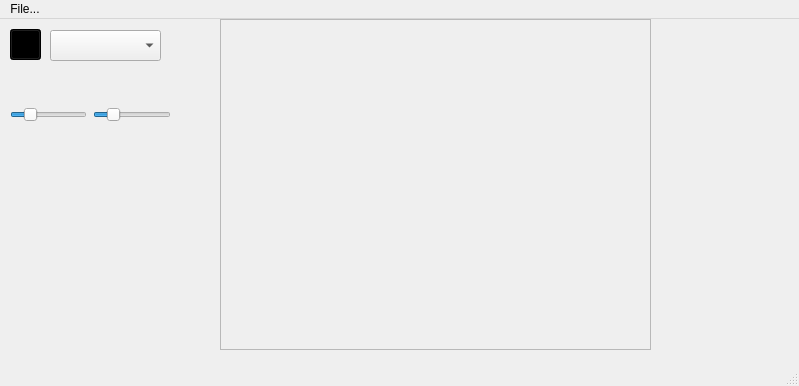
Qt form qt_drawing_app/mainwindow.ui (villuette/drawing_app) before a commit.
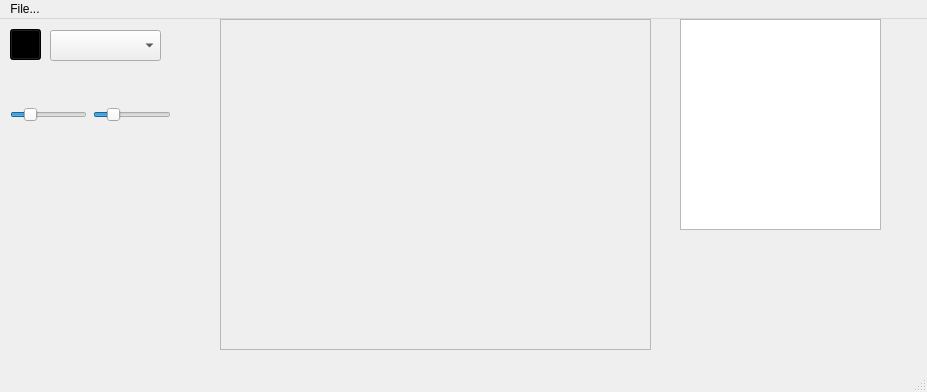
The same form after that commit. Custom widgets are drawn as their Qt base class.

Commit message: tree observe shapes stores' changes

```diff
--- a/qt_drawing_app/mainwindow.ui
+++ b/qt_drawing_app/mainwindow.ui
@@ -6,8 +6,8 @@
    <rect>
     <x>0</x>
     <y>0</y>
-    <width>799</width>
-    <height>386</height>
+    <width>927</width>
+    <height>392</height>
    </rect>
   </property>
   <property name="windowTitle">
@@ -94,13 +94,23 @@
      </item>
     </layout>
    </widget>
+   <widget class="QTreeView" name="treeView">
+    <property name="geometry">
+     <rect>
+      <x>680</x>
+      <y>0</y>
+      <width>201</width>
+      <height>211</height>
+     </rect>
+    </property>
+   </widget>
   </widget>
   <widget class="QMenuBar" name="menubar">
    <property name="geometry">
     <rect>
      <x>0</x>
      <y>0</y>
-     <width>799</width>
+     <width>927</width>
      <height>19</height>
     </rect>
    </property>
```
The commit also changes 17 other files.
